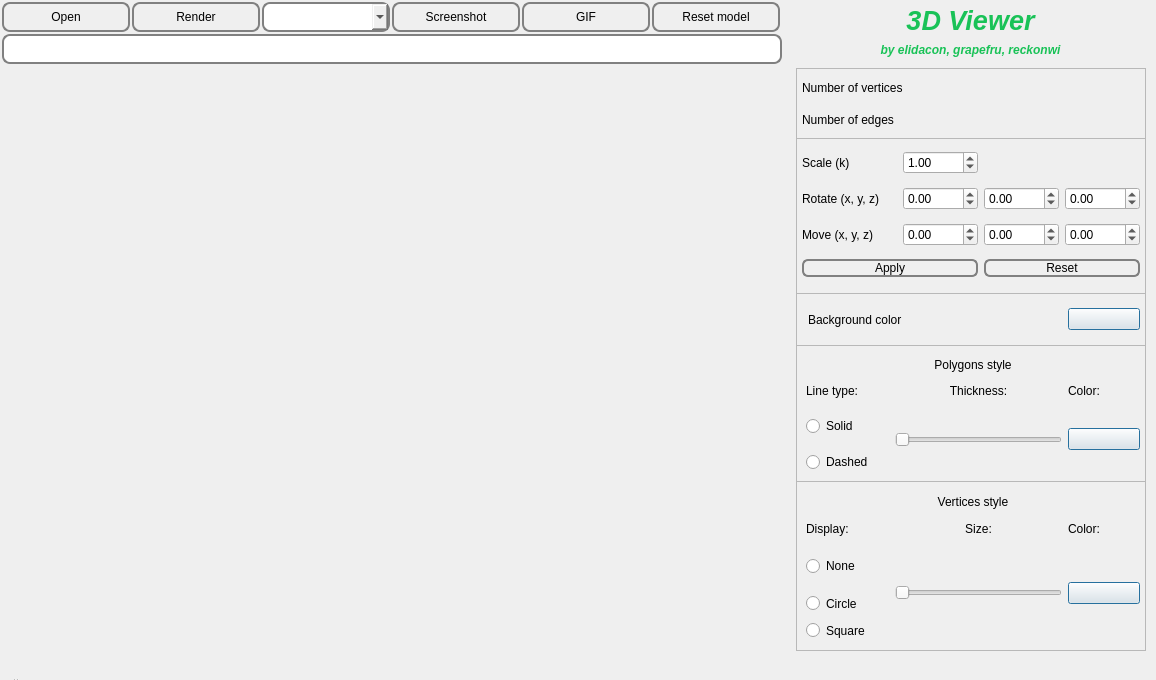
Qt form src/mainwindow.ui (AlexeyGordiychenko/scp_3DViewer_v1) before a commit.
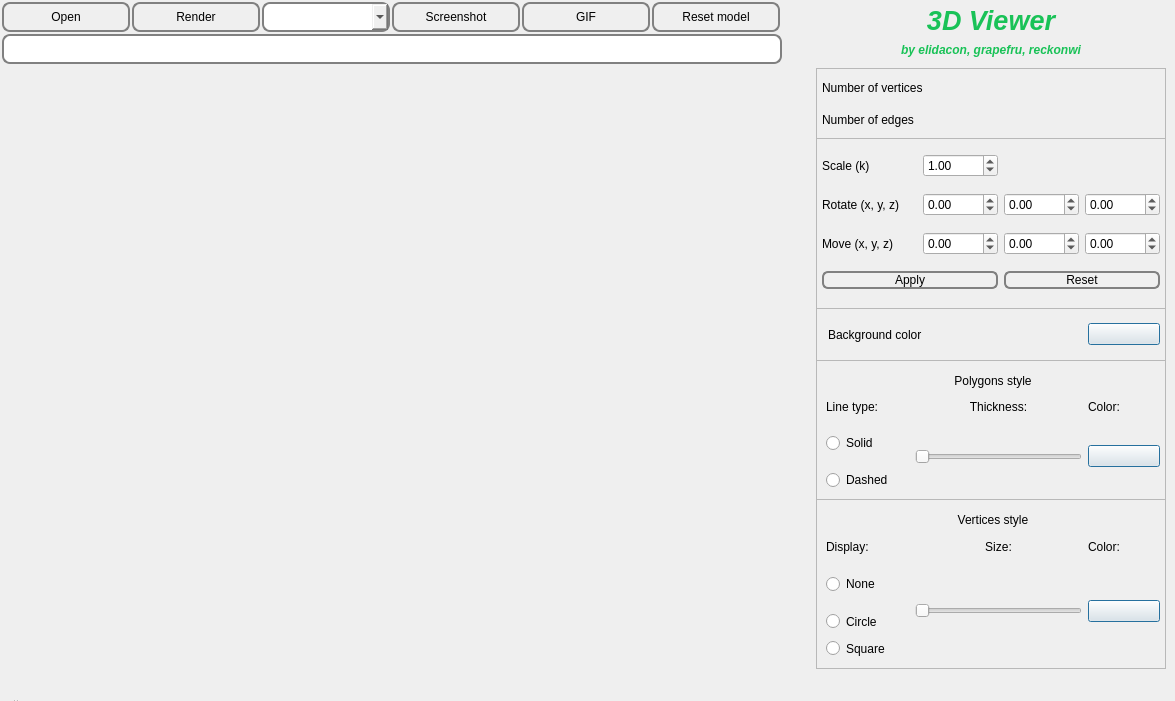
The same form after that commit. Custom widgets are drawn as their Qt base class.

Commit message: Change gif size to 640x480 according to the task

Diff of the .ui file:
```diff
--- a/src/mainwindow.ui
+++ b/src/mainwindow.ui
@@ -6,8 +6,8 @@
    <rect>
     <x>0</x>
     <y>0</y>
-    <width>1156</width>
-    <height>680</height>
+    <width>1175</width>
+    <height>701</height>
    </rect>
   </property>
   <property name="windowTitle">
@@ -41,8 +41,8 @@
      <rect>
       <x>2</x>
       <y>68</y>
-      <width>780</width>
-      <height>581</height>
+      <width>800</width>
+      <height>600</height>
      </rect>
     </property>
     <property name="autoFillBackground">
@@ -172,8 +172,8 @@
    <widget class="QFrame" name="frame_2">
     <property name="geometry">
      <rect>
-      <x>796</x>
-      <y>481</y>
+      <x>816</x>
+      <y>499</y>
       <width>350</width>
       <height>170</height>
      </rect>
@@ -313,10 +313,10 @@
    <widget class="QFrame" name="frame">
     <property name="geometry">
      <rect>
-      <x>796</x>
-      <y>345</y>
+      <x>816</x>
+      <y>360</y>
       <width>350</width>
-      <height>137</height>
+      <height>140</height>
      </rect>
     </property>
     <property name="frameShape">
@@ -429,8 +429,8 @@
    <widget class="QFrame" name="frame_3">
     <property name="geometry">
      <rect>
-      <x>796</x>
-      <y>293</y>
+      <x>816</x>
+      <y>308</y>
       <width>350</width>
       <height>53</height>
      </rect>
@@ -494,7 +494,7 @@
    <widget class="QFrame" name="frame_5">
     <property name="geometry">
      <rect>
-      <x>796</x>
+      <x>816</x>
       <y>68</y>
       <width>350</width>
       <height>71</height>
@@ -552,10 +552,10 @@
    <widget class="QFrame" name="frame_4">
     <property name="geometry">
      <rect>
-      <x>796</x>
+      <x>816</x>
       <y>138</y>
       <width>350</width>
-      <height>156</height>
+      <height>171</height>
      </rect>
     </property>
     <property name="frameShape">
@@ -819,9 +819,9 @@
    <widget class="QLabel" name="labelProgName">
     <property name="geometry">
      <rect>
-      <x>800</x>
+      <x>816</x>
       <y>0</y>
-      <width>341</width>
+      <width>350</width>
       <height>41</height>
      </rect>
     </property>
@@ -846,9 +846,9 @@
    <widget class="QLabel" name="labelAuthors">
     <property name="geometry">
      <rect>
-      <x>800</x>
+      <x>816</x>
       <y>40</y>
-      <width>341</width>
+      <width>350</width>
       <height>20</height>
      </rect>
     </property>
```
Left out of the diff: 2 changed lines with no effect on the pictures. The commit also changes 2 other files.
